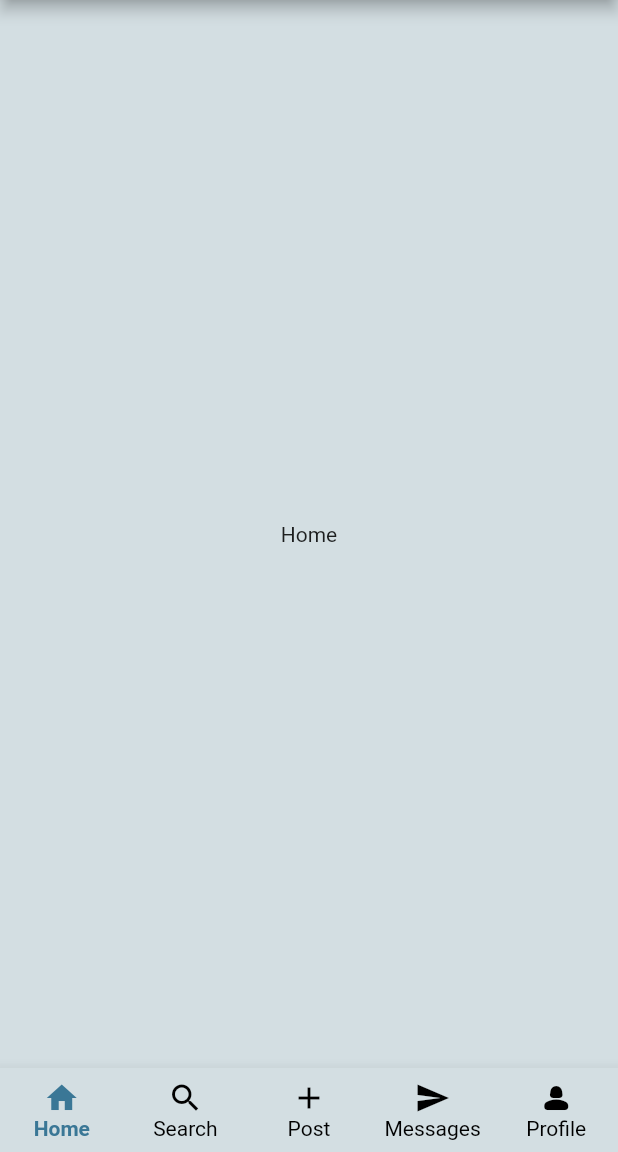
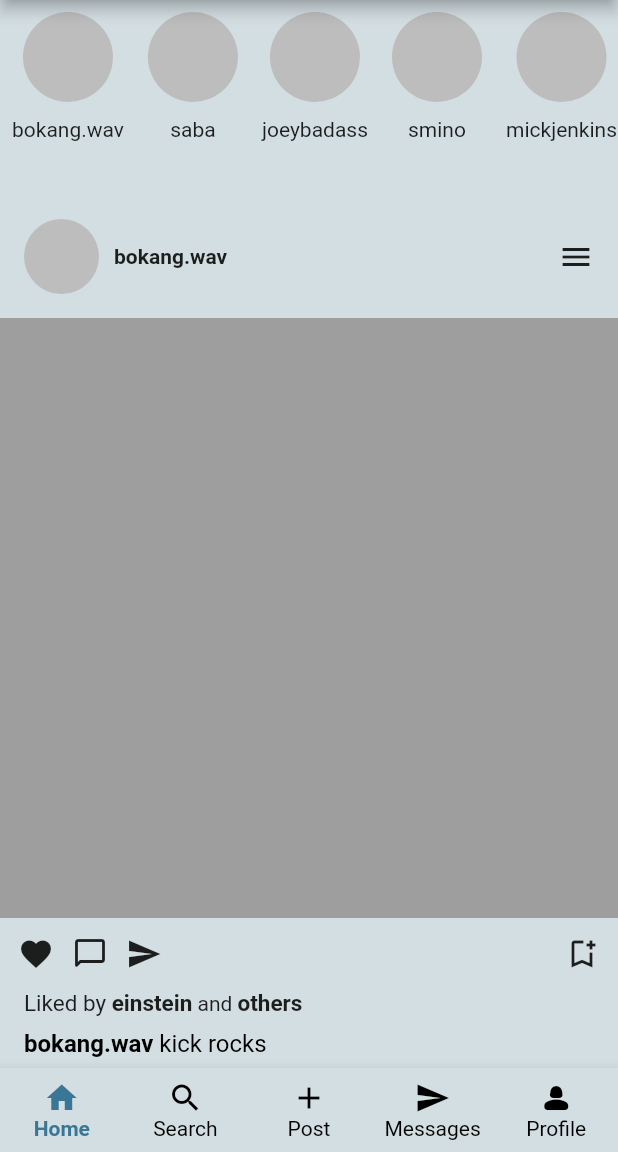
Before and after one commit to BokangWAV/Blooger, a Flutter app: the screen it shows once a user with an empty profile is signed in, on a phone screen of 412 x 824 dp, the part 84-1236 px from its top. Run offline on Flutter 3.47's test engine with Material 2 defaults, Android fonts, the phone set to English and light mode, and no system bars; our stand-ins replace firebase_auth, firebase_core; accounts and stored records are empty; Roboto replaces fonts that are missing (GT-America).

Commit message:
Home & Search UI and created

```diff
--- /dev/null
+++ b/lib/display/bubble_stories.dart
@@ -0,0 +1,32 @@
+import 'package:flutter/foundation.dart';
+import 'package:flutter/material.dart';
+import 'package:flutter/widgets.dart';
+
+class BubbleStories extends StatelessWidget {
+  final String text;
+  const BubbleStories({super.key, required this.text});
+
+  @override
+  Widget build(BuildContext context) {
+    return Padding(
+      padding: const EdgeInsets.all(8.0),
+      child: Column(children: [
+        Container(
+          width: 60,
+          height: 60,
+          decoration: BoxDecoration(
+            shape: BoxShape.circle,
+            color: Colors.grey[400],
+          ),
+        ),
+        const SizedBox(
+          height: 10,
+        ),
+        Text(
+          text,
+          style: const TextStyle(fontFamily: 'GT-America'),
+        ),
+      ]),
+    );
+  }
+}
--- /dev/null
+++ b/lib/display/user_posts.dart
@@ -0,0 +1,106 @@
+import 'package:flutter/material.dart';
+
+class UserPosts extends StatelessWidget {
+  final String name;
+  const UserPosts({super.key, required this.name});
+
+  @override
+  Widget build(BuildContext context) {
+    return Column(
+      crossAxisAlignment: CrossAxisAlignment.start,
+      children: [
+        Padding(
+          padding: const EdgeInsets.all(16.0),
+          child: Row(
+            mainAxisAlignment: MainAxisAlignment.spaceBetween,
+            children: [
+              Row(
+                children: [
+                  //profile photo
+                  Container(
+                    width: 50,
+                    height: 50,
+                    decoration: BoxDecoration(
+                        color: Colors.grey[400], shape: BoxShape.circle),
+                  ),
+                  const SizedBox(
+                    width: 10,
+                  ),
+                  Text(
+                    name,
+                    style: const TextStyle(
+                        fontWeight: FontWeight.bold, fontFamily: 'GT-America'),
+                  ),
+                ],
+              ),
+              const Icon(Icons.menu),
+            ],
+          ),
+        ),
+        Container(
+          height: 400,
+          color: Colors.grey,
+        ),
+        //**Below posts  -> buttons & comments */
+        const Padding(
+          padding: EdgeInsets.all(12.0),
+          child: Row(
+            mainAxisAlignment: MainAxisAlignment.spaceBetween,
+            children: [
+              Row(
+                children: [
+                  Icon(Icons.favorite),
+                  Padding(
+                    padding: EdgeInsets.symmetric(horizontal: 12.0),
+                    child: Icon(Icons.chat_bubble_outline_rounded),
+                  ),
+                  Icon(Icons.send),
+                ],
+              ),
+              Icon(Icons.bookmark_add_outlined)
+            ],
+          ),
+        ),
+        // like by
+        const Padding(
+          padding: EdgeInsets.only(left: 16.0),
+          child: Row(
+            children: [
+              Text(
+                'Liked by ',
+                style: TextStyle(fontFamily: 'GT-America', fontSize: 15),
+              ),
+              Text(
+                'einstein',
+                style: TextStyle(fontWeight: FontWeight.bold, fontSize: 15),
+              ),
+              Text(' and '),
+              Text(
+                'others',
+                style: TextStyle(fontWeight: FontWeight.bold, fontSize: 15),
+              )
+            ],
+          ),
+        ),
+
+        //caption
+        Padding(
+          padding: const EdgeInsets.only(left: 16.0, top: 8.0),
+          child: RichText(
+              text: TextSpan(
+                  style: const TextStyle(
+                      color: Colors.black,
+                      fontFamily: 'GT-America',
+                      fontSize: 16),
+                  children: [
+                TextSpan(
+                    text: name, style: TextStyle(fontWeight: FontWeight.bold)),
+                const TextSpan(text: ' kick rocks')
+              ])),
+        ),
+
+        //comments
+      ],
+    );
+  }
+}
--- a/lib/home_screen.dart
+++ b/lib/home_screen.dart
@@ -25,7 +25,7 @@ class _HomePageState extends State<HomePage> {
 
   //different pages to navigate too
   final List<Widget> pages = [
-    const UserHome(),
+    UserHome(),
     const UserSearch(),
     const UserPost(),
     const UserMessages(),
--- a/lib/pages/home.dart
+++ b/lib/pages/home.dart
@@ -1,11 +1,24 @@
+import 'package:blogger/display/bubble_stories.dart';
+import 'package:blogger/display/user_posts.dart';
 import 'package:firebase_auth/firebase_auth.dart';
 import 'package:flutter/material.dart';
+import 'package:flutter/rendering.dart';
 
 class UserHome extends StatelessWidget {
-  const UserHome({super.key});
+  UserHome({super.key});
+
   void signOut() {
     FirebaseAuth.instance.signOut();
   }
+
+  final List people = [
+    'bokang.wav',
+    'saba',
+    'joeybadass',
+    'smino',
+    'mickjenkins',
+    'tobilou'
+  ];
 
   @override
   Widget build(BuildContext context) {
@@ -42,7 +55,27 @@ class UserHome extends StatelessWidget {
         backgroundColor: Colors.blueGrey,
       ),
       backgroundColor: const Color.fromARGB(255, 211, 222, 226),
-      body: const Center(child: Text('Home')),
+      body: Column(children: [
+        Container(
+          height: 130,
+          child: ListView.builder(
+              scrollDirection: Axis.horizontal,
+              itemCount: people.length,
+              itemBuilder: (context, index) {
+                return BubbleStories(text: people[index]);
+              }),
+        ),
+
+        //POSTS BY USERS
+        Expanded(
+            child: ListView.builder(
+                itemCount: people.length,
+                itemBuilder: (context, index) {
+                  return UserPosts(
+                    name: people[index],
+                  );
+                })),
+      ]),
     );
   }
 }
```
Also changed, not shown: lib/display/explore_grid.dart (added, +21 -0 lines), lib/login_page.dart (+7 -3 lines), lib/pages/search.dart (+30 -3 lines), lib/signup_page.dart (+7 -2 lines).
